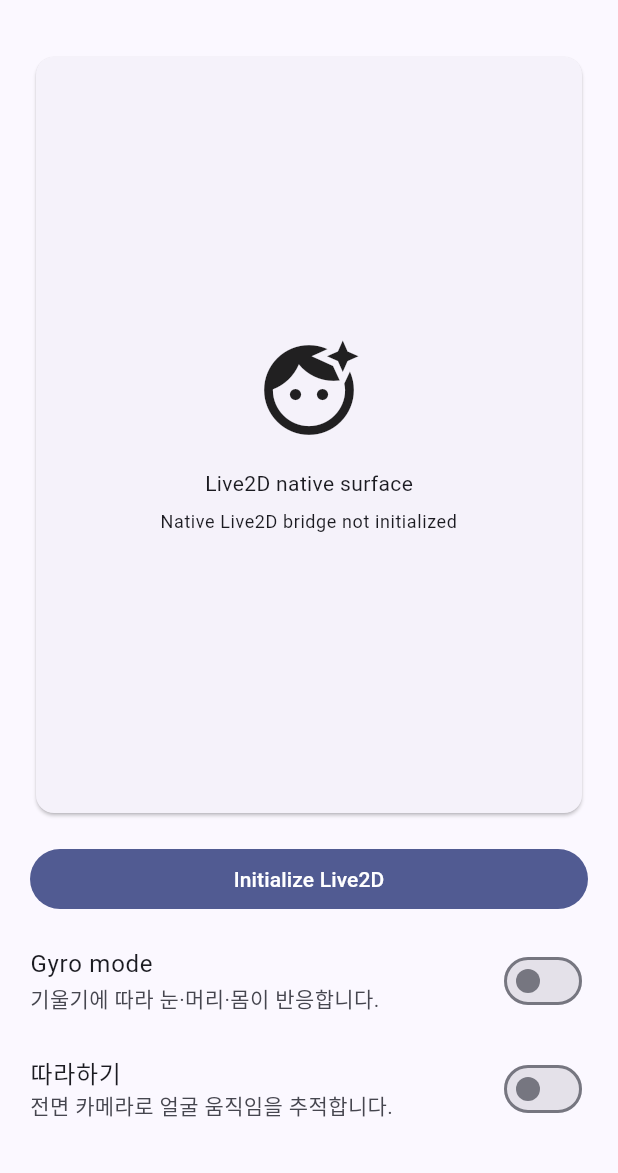
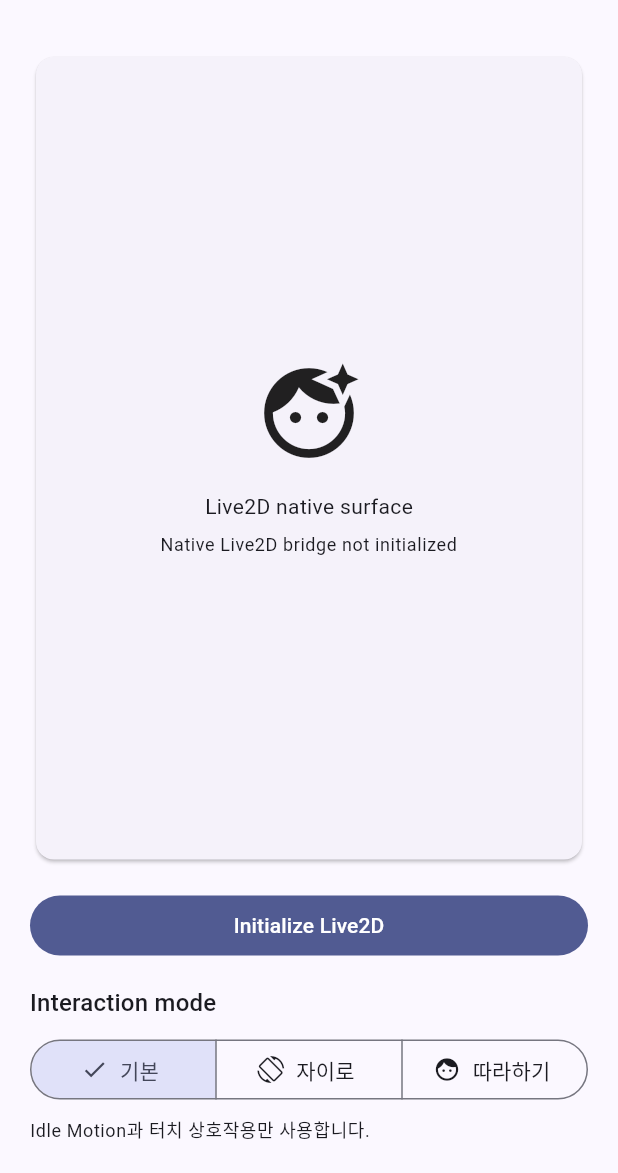
Before and after one commit to RohJooHoon/Pocket-Live2d, a Flutter app: the screen it shows after launch, on a phone screen of 412 x 824 dp, the part 63-1236 px from its top. Run offline on Flutter 3.47's test engine with Material 3 defaults, Android fonts, the phone set to English and light mode, and no system bars.

Commit message:
feat: replace conflicting switches with exclusive interaction modes

```diff
--- a/lib/main.dart
+++ b/lib/main.dart
@@ -1,6 +1,8 @@
 import 'package:flutter/material.dart';
 import 'package:flutter/services.dart';
 
+import 'live2d/interaction/character_input_mode.dart';
+import 'live2d/interaction/character_interaction_coordinator.dart';
 import 'live2d/live2d_method_channel.dart';
 
 void main() {
@@ -33,10 +35,16 @@
 
 class _CharacterHomePageState extends State<CharacterHomePage> {
   final _controller = Live2DMethodChannel();
+  late final CharacterInteractionCoordinator _interactionCoordinator;
 
-  bool _gyroEnabled = false;
-  bool _mimicEnabled = false;
+  CharacterInputMode _inputMode = CharacterInputMode.idle;
   String _nativeStatus = 'Native Live2D bridge not initialized';
+
+  @override
+  void initState() {
+    super.initState();
+    _interactionCoordinator = CharacterInteractionCoordinator(_controller);
+  }
 
   Future<void> _runNativeAction(Future<void> Function() action) async {
     try {
@@ -52,6 +60,11 @@
       if (!mounted) return;
       setState(() => _nativeStatus = 'Native error: ${error.code}');
     }
+  }
+
+  Future<void> _setInputMode(CharacterInputMode mode) async {
+    setState(() => _inputMode = mode);
+    await _runNativeAction(() => _interactionCoordinator.setMode(mode));
   }
 
   @override
@@ -96,26 +109,47 @@
                 onPressed: () => _runNativeAction(_controller.initialize),
                 child: const Text('Initialize Live2D'),
               ),
+              const SizedBox(height: 16),
+              Text(
+                'Interaction mode',
+                style: Theme.of(context).textTheme.titleMedium,
+              ),
               const SizedBox(height: 8),
-              SwitchListTile(
-                contentPadding: EdgeInsets.zero,
-                title: const Text('Gyro mode'),
-                subtitle: const Text('기울기에 따라 눈·머리·몸이 반응합니다.'),
-                value: _gyroEnabled,
-                onChanged: (value) {
-                  setState(() => _gyroEnabled = value);
-                  _runNativeAction(() => _controller.setGyroEnabled(value));
+              SegmentedButton<CharacterInputMode>(
+                segments: const [
+                  ButtonSegment(
+                    value: CharacterInputMode.idle,
+                    icon: Icon(Icons.self_improvement),
+                    label: Text('기본'),
+                  ),
+                  ButtonSegment(
+                    value: CharacterInputMode.gyro,
+                    icon: Icon(Icons.screen_rotation),
+                    label: Text('자이로'),
+                  ),
+                  ButtonSegment(
+                    value: CharacterInputMode.mimic,
+                    icon: Icon(Icons.face),
+                    label: Text('따라하기'),
+                  ),
+                ],
+                selected: {_inputMode},
+                onSelectionChanged: (selection) {
+                  if (selection.isEmpty) return;
+                  _setInputMode(selection.first);
                 },
               ),
-              SwitchListTile(
-                contentPadding: EdgeInsets.zero,
-                title: const Text('따라하기'),
-                subtitle: const Text('전면 카메라로 얼굴 움직임을 추적합니다.'),
-                value: _mimicEnabled,
-                onChanged: (value) {
-                  setState(() => _mimicEnabled = value);
-                  _runNativeAction(() => _controller.setMimicEnabled(value));
+              const SizedBox(height: 8),
+              Text(
+                switch (_inputMode) {
+                  CharacterInputMode.idle =>
+                    'Idle Motion과 터치 상호작용만 사용합니다.',
+                  CharacterInputMode.gyro =>
+                    '기울기에 따라 눈·머리·몸이 반응합니다.',
+                  CharacterInputMode.mimic =>
+                    '전면 카메라로 얼굴 움직임을 추적합니다.',
                 },
+                style: Theme.of(context).textTheme.bodySmall,
               ),
             ],
           ),
```
